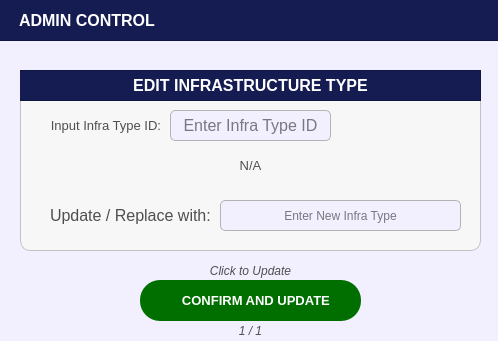
Qt form Resources/UIs/PopUp/Screen_Admin/AdminControls/InfraType/editinfra.ui (Yohhannn/Barangay-Records-Statistics-System) before a commit.
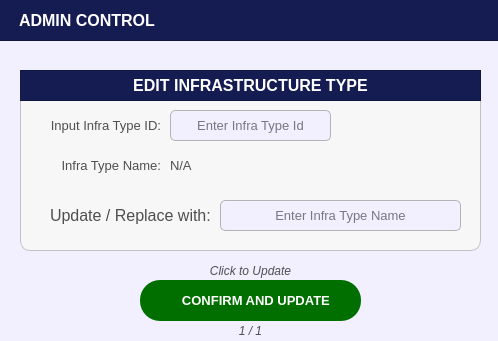
The same form after that commit. Icons and pictures are not drawn.

What changed in the file:
```diff
--- a/Resources/UIs/PopUp/Screen_Admin/AdminControls/InfraType/editinfra.ui
+++ b/Resources/UIs/PopUp/Screen_Admin/AdminControls/InfraType/editinfra.ui
@@ -1,7 +1,7 @@
 <?xml version="1.0" encoding="UTF-8"?>
 <ui version="4.0">
- <class>PopUp_citizenprofileFilterOptions</class>
- <widget class="QDialog" name="PopUp_citizenprofileFilterOptions">
+ <class>edit_register_button_popup</class>
+ <widget class="QDialog" name="edit_register_button_popup">
   <property name="geometry">
    <rect>
     <x>0</x>
@@ -492,7 +492,7 @@
    <string>Dialog</string>
   </property>
   <property name="styleSheet">
-   <string notr="true">#PopUp_citizenprofileFilterOptions{
+   <string notr="true">#edit_register_button_popup{
 	background-color: #f2efff;
 }</string>
   </property>
@@ -619,7 +619,7 @@
      </property>
     </widget>
    </widget>
-   <widget class="QLineEdit" name="AdmnCon_Input_Infra">
+   <widget class="QLineEdit" name="update_InfraType">
     <property name="geometry">
      <rect>
       <x>200</x>
@@ -631,11 +631,11 @@
     <property name="font">
      <font>
       <family>Arial</family>
-      <pointsize>9</pointsize>
+      <pointsize>10</pointsize>
      </font>
     </property>
     <property name="styleSheet">
-     <string notr="true">#AdmnCon_Input_Infra{
+     <string notr="true">#update_InfraType{
 	border: 1px solid #b3b3b3;  /* Black border */
     border-radius: 5px;        /* Rounded corners */
     padding: 5px;               /* Inner spacing */
@@ -655,7 +655,7 @@
      <set>Qt::AlignmentFlag::AlignCenter</set>
     </property>
     <property name="placeholderText">
-     <string>Enter New Infra Type</string>
+     <string>Enter Infra Type Name</string>
     </property>
    </widget>
    <widget class="QLabel" name="register_citizen_labelHomeNumber">
@@ -698,7 +698,7 @@
     <property name="font">
      <font>
       <family>Arial</family>
-      <pointsize>12</pointsize>
+      <pointsize>10</pointsize>
      </font>
     </property>
     <property name="styleSheet">
@@ -712,6 +712,9 @@
 
 </string>
     </property>
+    <property name="inputMask">
+     <string/>
+    </property>
     <property name="text">
      <string/>
     </property>
@@ -722,15 +725,15 @@
      <set>Qt::AlignmentFlag::AlignCenter</set>
     </property>
     <property name="placeholderText">
-     <string>Enter Infra Type ID</string>
+     <string>Enter Infra Type Id</string>
     </property>
    </widget>
    <widget class="QLabel" name="display_searched">
     <property name="geometry">
      <rect>
-      <x>0</x>
+      <x>150</x>
       <y>80</y>
-      <width>461</width>
+      <width>301</width>
       <height>31</height>
      </rect>
     </property>
@@ -750,15 +753,15 @@
      <string>N/A</string>
     </property>
     <property name="alignment">
-     <set>Qt::AlignmentFlag::AlignCenter</set>
+     <set>Qt::AlignmentFlag::AlignLeading|Qt::AlignmentFlag::AlignLeft|Qt::AlignmentFlag::AlignVCenter</set>
     </property>
    </widget>
    <widget class="QLabel" name="label_comment">
     <property name="geometry">
      <rect>
-      <x>30</x>
+      <x>20</x>
       <y>40</y>
-      <width>111</width>
+      <width>121</width>
       <height>31</height>
      </rect>
     </property>
@@ -781,8 +784,36 @@
      <set>Qt::AlignmentFlag::AlignRight|Qt::AlignmentFlag::AlignTrailing|Qt::AlignmentFlag::AlignVCenter</set>
     </property>
    </widget>
+   <widget class="QLabel" name="label_sitio_name">
+    <property name="geometry">
+     <rect>
+      <x>30</x>
+      <y>80</y>
+      <width>111</width>
+      <height>31</height>
+     </rect>
+    </property>
+    <property name="font">
+     <font>
+      <family>Arial</family>
+      <pointsize>10</pointsize>
+     </font>
+    </property>
+    <property name="styleSheet">
+     <string notr="true">#label_sitio_name{
+	background-color:transparent;
+	color:#4f4f4f;
+}</string>
+    </property>
+    <property name="text">
+     <string>Infra Type Name:</string>
+    </property>
+    <property name="alignment">
+     <set>Qt::AlignmentFlag::AlignRight|Qt::AlignmentFlag::AlignTrailing|Qt::AlignmentFlag::AlignVCenter</set>
+    </property>
+   </widget>
   </widget>
-  <widget class="QPushButton" name="register_buttonConfirmHousehold_SaveForm">
+  <widget class="QPushButton" name="edit_sitio_buttonConfirmAccount_SaveForm">
    <property name="geometry">
     <rect>
      <x>140</x>
@@ -802,16 +833,16 @@
     <cursorShape>PointingHandCursor</cursorShape>
    </property>
    <property name="styleSheet">
-    <string notr="true">#register_buttonConfirmHousehold_SaveForm {
+    <string notr="true">#edit_sitio_buttonConfirmAccount_SaveForm {
     background-color: #006f00;
     color: white;
     border-radius: 20px;
     padding: 10px; /* Optional: Adjusts spacing inside the button */
 }
-#register_buttonConfirmHousehold_SaveForm:hover {
+#edit_sitio_buttonConfirmAccount_SaveForm:hover {
     background-color: #00a600; /* Slightly lighter blue when hovered */
 }
-#register_buttonConfirmHousehold_SaveForm:pressed {
+#edit_sitio_buttonConfirmAccount_SaveForm:pressed {
     background-color: #005d00; /* Darker blue when clicked */
 }</string>
    </property>
```
